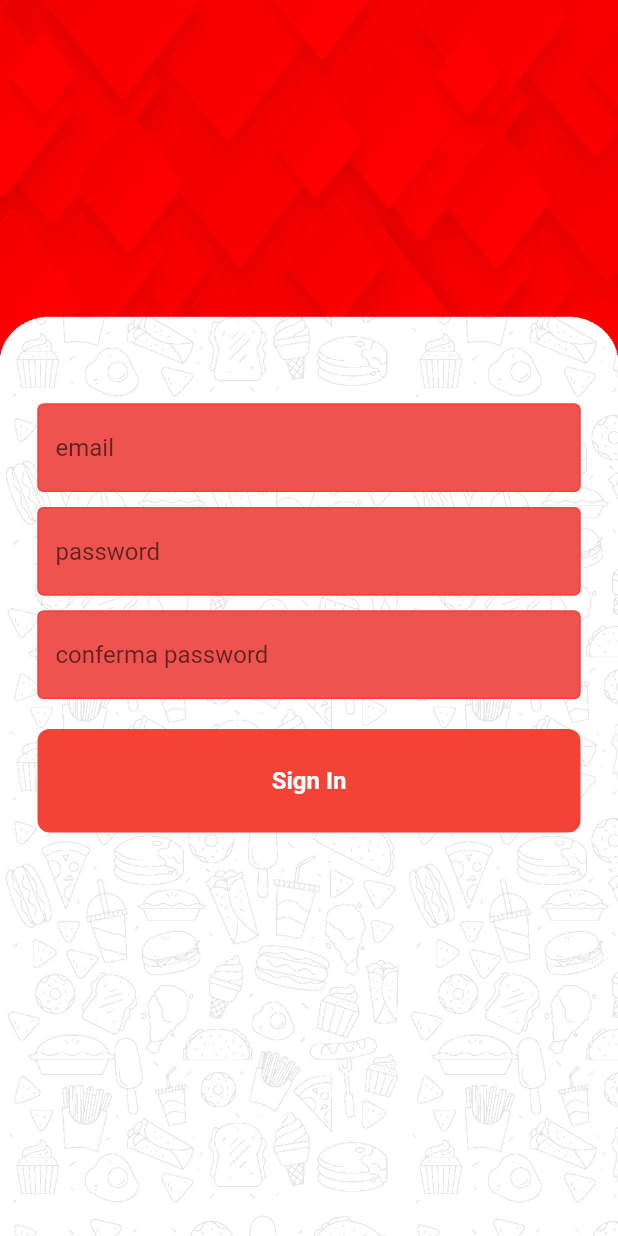
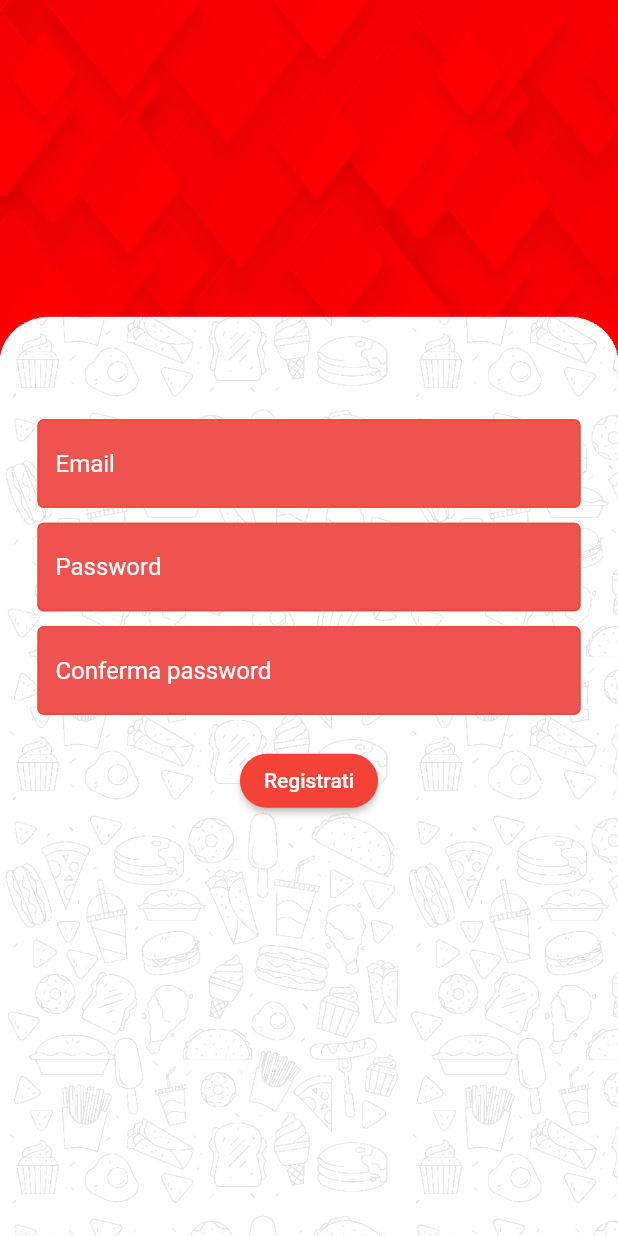
Before and after one commit to Stefanomarcucci00/ProgettoProgrammazioneIOS, a Flutter app: the screen it shows after launch, after a tap on "Non sei registrato? Clicca qui!", on a phone screen of 412 x 824 dp. Run offline on Flutter 3.47's test engine with Material 2 defaults, Android fonts, the phone set to English and light mode, and no system bars; our stand-ins replace cloud_firestore, firebase_auth, firebase_core, firebase_database, fluttertoast; accounts and stored records are empty; network calls fail.

Commit message:
Login funzionante

```diff
--- a/lib/Intro/PageIntro.dart
+++ b/lib/Intro/PageIntro.dart
@@ -1,6 +1,7 @@
 import 'package:firebase_core/firebase_core.dart';
 import 'package:flutter/material.dart';
 
+import '../theme/widgets.dart';
 import 'PageLogin.dart';
 import 'PageRegistrati.dart';
 
@@ -29,20 +30,14 @@ class PageIntro extends StatelessWidget {
                 ),
               ),
               const SizedBox(height: 50),
-              ElevatedButton(
+              RedButton(
+                buttonText: 'Login',
                 onPressed: () {
                   Navigator.push(
                     context,
                     MaterialPageRoute(builder: (context) => PageLogin()),
                   );
                 },
-                style: ElevatedButton.styleFrom(
-                  backgroundColor: Colors.red,
-                  shape: RoundedRectangleBorder(
-                    borderRadius: BorderRadius.circular(30),
-                  ),
-                ),
-                child: const Text('Login', style: TextStyle(color: Colors.white)),
               ),
               const SizedBox(height: 20),
               TextButton(
--- a/lib/Intro/PageRegistrati.dart
+++ b/lib/Intro/PageRegistrati.dart
@@ -1,5 +1,6 @@
 import 'package:firebase_auth/firebase_auth.dart';
 import 'package:flutter/material.dart';
+import 'package:progetto_programmazione_ios/Intro/PageLogin.dart';
 
 import '../theme/widgets.dart';
 
@@ -9,14 +10,12 @@ class PageRegister extends StatefulWidget {
 }
 
 class _PageRegisterState extends State<PageRegister> {
-
   final _nomeController = TextEditingController();
   final _cognomeController = TextEditingController();
   final _emailController = TextEditingController();
   final _pwdController = TextEditingController();
   final _pwdConfirmController = TextEditingController();
   final _telController = TextEditingController();
-
 
   //FUNZIONE REGISTRA
   void register() async {
@@ -86,14 +85,29 @@ class _PageRegisterState extends State<PageRegister> {
         child: Column(
           mainAxisAlignment: MainAxisAlignment.center,
           children: [
-           MyTextField(controller: _emailController,hintText: "email", obscureText: false),
+            MyTextField(
+                controller: _emailController,
+                hintText: "Email",
+                obscureText: false),
             SizedBox(height: 10),
-            MyTextField(controller: _pwdController,hintText: "password", obscureText: true),
+            MyTextField(
+                controller: _pwdController,
+                hintText: "Password",
+                obscureText: true),
             SizedBox(height: 10),
-            MyTextField(controller: _pwdConfirmController,hintText: "conferma password", obscureText: true),
+            MyTextField(
+                controller: _pwdConfirmController,
+                hintText: "Conferma password",
+                obscureText: true),
             SizedBox(height: 20),
-            Btn(
-              onTap: register,
+            RedButton(
+              buttonText: 'Registrati',
+              onPressed: () {
+                Navigator.push(
+                  context,
+                  MaterialPageRoute(builder: (context) => PageLogin()),
+                );
+              },
             ),
           ],
         ),
--- a/lib/theme/widgets.dart
+++ b/lib/theme/widgets.dart
@@ -1,6 +1,5 @@
 import 'package:flutter/material.dart';
 
-//BEGIN BUTTON splash page
 class RedButton extends StatelessWidget {
   final String buttonText;
   final VoidCallback onPressed;
@@ -23,49 +22,15 @@ class RedButton extends StatelessWidget {
   }
 }
 
-//BOTTONE SIGN.IN
-class Btn extends StatelessWidget {
-  final Function()? onTap;
-
-  const Btn({super.key, required this.onTap});
-
-  @override
-  Widget build(BuildContext context) {
-    return GestureDetector(
-      onTap: onTap,
-      child: Container(
-        padding: const EdgeInsets.all(25),
-        margin: const EdgeInsets.symmetric(horizontal: 25),
-        decoration: BoxDecoration(
-          color: Colors.red,
-          borderRadius: BorderRadius.circular(8),
-        ),
-        child: const Center(
-          child: Text(
-            "Sign In",
-            style: TextStyle(
-              color: Colors.white,
-              fontWeight: FontWeight.bold,
-              fontSize: 16,
-            ),
-          ),
-        ),
-      ),
-    );
-  }
-}
-
-//TEXTFIELD
 class MyTextField extends StatelessWidget {
   final controller;
   final String hintText;
   final bool obscureText;
 
-  const MyTextField(
-      {Key? key,
-      this.controller,
-      required this.hintText,
-      required this.obscureText})
+  const MyTextField({Key? key,
+    this.controller,
+    required this.hintText,
+    required this.obscureText})
       : super(key: key);
 
   @override
@@ -73,9 +38,11 @@ class MyTextField extends StatelessWidget {
     return Padding(
       padding: const EdgeInsets.symmetric(horizontal: 25.0),
       child: TextField(
+        style: const TextStyle(color: Colors.white),
         controller: controller,
         obscureText: obscureText,
         decoration: InputDecoration(
+          hintStyle: const TextStyle(color: Colors.white),
           enabledBorder: const OutlineInputBorder(
             borderSide: BorderSide(color: Colors.red),
           ),
@@ -90,3 +57,23 @@ class MyTextField extends StatelessWidget {
     );
   }
 }
+
+class CustomAppBar extends StatelessWidget {
+
+  final String pageName;
+  final VoidCallback onPressed;
+
+  const CustomAppBar({super.key, required this.pageName, required this.onPressed});
+
+  @override
+  Widget build(BuildContext context) {
+    return AppBar(
+      title: Text(pageName),
+      actions: <Widget>[
+
+      ],
+      backgroundColor: Colors.red,
+    );
+  }
+
+}
--- a/pubspec.yaml
+++ b/pubspec.yaml
@@ -69,6 +69,7 @@ flutter:
   uses-material-design: true
   assets:
     - assets/images/
+    - assets/icons/
 
   # To add assets to your application, add an assets section, like this:
   # assets:
```
Also changed, not shown: lib/Intro/PageLogin.dart (+2 -8 lines), assets/icons/qr_code.png (added), assets/icons/shopping_cart.png (added), assets/images/backgruond_splash.jpg (deleted), assets/images/backgruond_splash.png (deleted).
